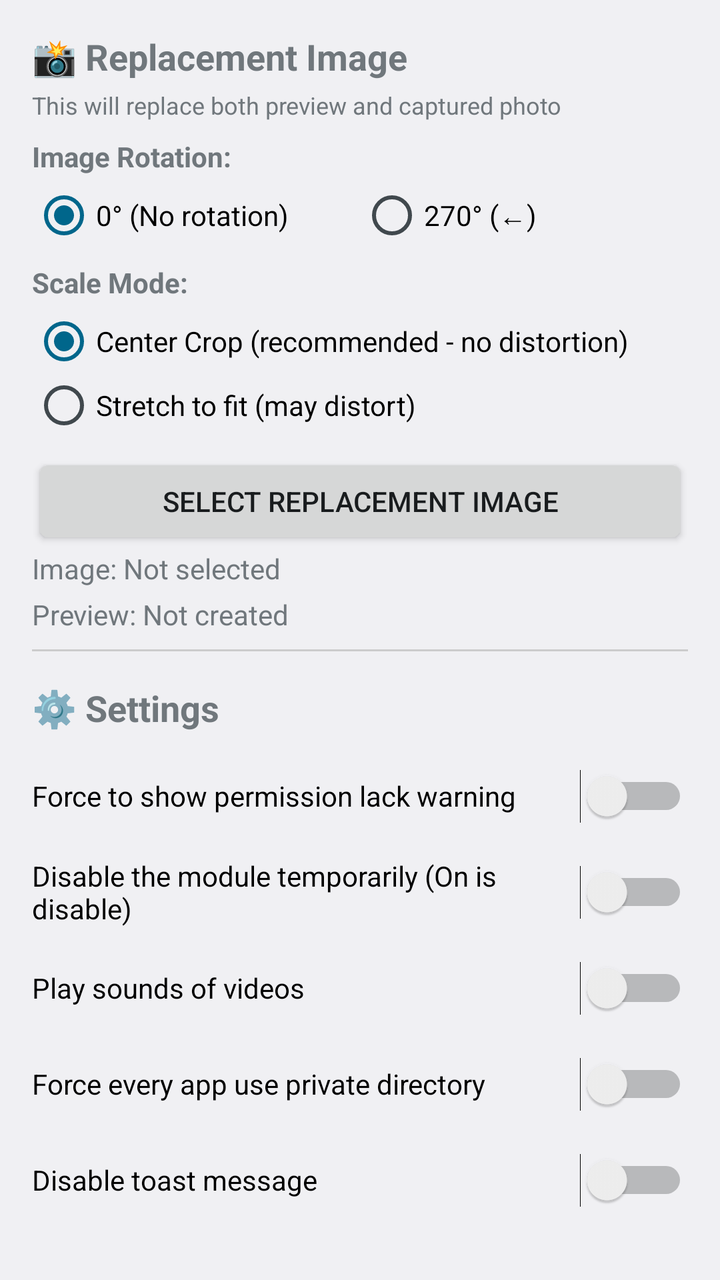
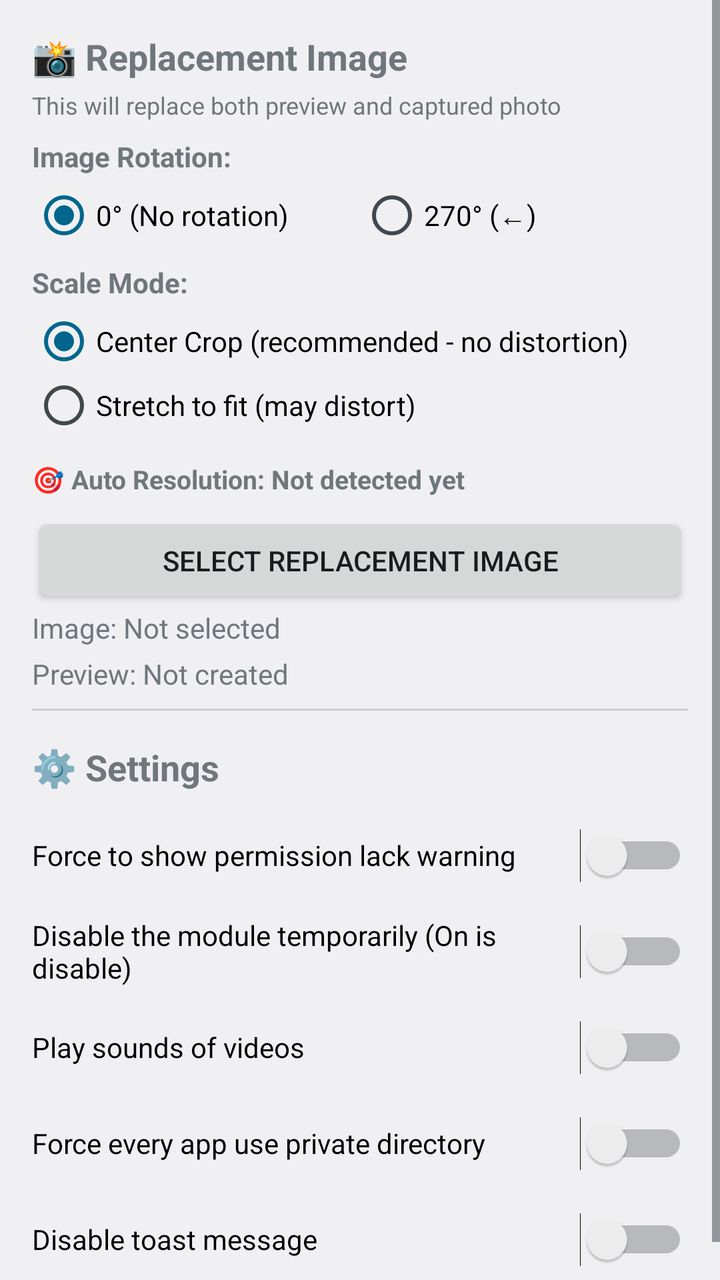

The first picture is an Android layout as it rendered before a commit; the second is the same layout after the commit. The layout source and the unified diff follow.
<!-- AndroidManifest.xml: activity theme Theme.ShuzukoCamera -->
<!-- res/layout/activity_main.xml -->
<?xml version="1.0" encoding="utf-8"?>
<ScrollView xmlns:android="http://schemas.android.com/apk/res/android"
    android:layout_width="wrap_content"
    android:layout_height="match_parent">

    <LinearLayout
        android:layout_width="match_parent"
        android:layout_height="wrap_content"
        android:orientation="vertical"
        android:padding="16dp">

        <TextView
            android:layout_width="match_parent"
            android:layout_height="wrap_content"
            android:text="📸 Replacement Image"
            android:textSize="18sp"
            android:textStyle="bold"
            android:layout_marginBottom="4dp" />

        <TextView
            android:layout_width="match_parent"
            android:layout_height="wrap_content"
            android:text="@string/info_text"
            android:textSize="12sp"
            android:layout_marginBottom="8dp" />

        <TextView
            android:layout_width="match_parent"
            android:layout_height="wrap_content"
            android:text="@string/rotation_label"
            android:textSize="14sp"
            android:textStyle="bold"
            android:layout_marginBottom="4dp" />

        <RadioGroup
            android:id="@+id/radioGroupRotation"
            android:layout_width="match_parent"
            android:layout_height="wrap_content"
            android:orientation="horizontal"
            android:layout_marginBottom="8dp">

            <RadioButton
                android:id="@+id/radioRotate0"
                android:layout_width="0dp"
                android:layout_height="wrap_content"
                android:layout_weight="1"
                android:text="0° (No rotation)"
                android:checked="true" />

            <RadioButton
                android:id="@+id/radioRotate270"
                android:layout_width="0dp"
                android:layout_height="wrap_content"
                android:layout_weight="1"
                android:text="270° (←)" />

        </RadioGroup>

        <TextView
            android:layout_width="match_parent"
            android:layout_height="wrap_content"
            android:text="@string/scale_mode_label"
            android:textSize="14sp"
            android:textStyle="bold"
            android:layout_marginBottom="4dp" />

        <RadioGroup
            android:id="@+id/radioGroupScaleMode"
            android:layout_width="match_parent"
            android:layout_height="wrap_content"
            android:orientation="vertical"
            android:layout_marginBottom="8dp">

            <RadioButton
                android:id="@+id/radioScaleCenterCrop"
                android:layout_width="wrap_content"
                android:layout_height="wrap_content"
                android:text="Center Crop (recommended - no distortion)"
                android:checked="true" />

            <RadioButton
                android:id="@+id/radioScaleStretch"
                android:layout_width="wrap_content"
                android:layout_height="wrap_content"
                android:text="Stretch to fit (may distort)" />

        </RadioGroup>

        <Button
            android:id="@+id/btnSelectImage"
            android:layout_width="match_parent"
            android:layout_height="wrap_content"
            android:text="@string/select_image" />

        <TextView
            android:id="@+id/txtImageStatus"
            android:layout_width="match_parent"
            android:layout_height="wrap_content"
            android:text="@string/image_status"
            android:textSize="14sp"
            android:layout_marginBottom="4dp" />

        <TextView
            android:id="@+id/txtVideoStatus"
            android:layout_width="match_parent"
            android:layout_height="wrap_content"
            android:text="@string/video_status"
            android:textSize="14sp"
            android:layout_marginBottom="8dp" />

        <View
            android:layout_width="match_parent"
            android:layout_height="1dp"
            android:background="#CCCCCC"
            android:layout_marginBottom="16dp" />

        <TextView
            android:layout_width="match_parent"
            android:layout_height="wrap_content"
            android:text="⚙️ Settings"
            android:textSize="18sp"
            android:textStyle="bold"
            android:layout_marginBottom="8dp" />

        <TableLayout
            android:layout_width="match_parent"
            android:layout_height="match_parent"
            android:visibility="visible">

            <TableRow
                android:layout_width="match_parent"
                android:layout_height="match_parent"
                android:minHeight="48dp">

                <Switch
                    android:id="@+id/switch1"
                    android:layout_width="wrap_content"
                    android:layout_height="match_parent"
                    android:text="@string/switch1" />
            </TableRow>

            <TableRow
                android:layout_width="match_parent"
                android:layout_height="match_parent"
                android:minHeight="48dp">

                <Switch
                    android:id="@+id/switch2"
                    android:layout_width="wrap_content"
                    android:layout_height="match_parent"
                    android:minHeight="48dp"
                    android:text="@string/switch2" />

            </TableRow>

            <TableRow
                android:layout_width="match_parent"
                android:layout_height="match_parent"
                android:minHeight="48dp">

                <Switch
                    android:id="@+id/switch3"
                    android:layout_width="wrap_content"
                    android:layout_height="match_parent"
                    android:minHeight="48dp"
                    android:text="@string/switch3" />
            </TableRow>

            <TableRow
                android:layout_width="match_parent"
                android:layout_height="match_parent"
                android:minHeight="48dp">

                <Switch
                    android:id="@+id/switch4"
                    android:layout_width="wrap_content"
                    android:layout_height="match_parent"
                    android:minHeight="48dp"
                    android:text="@string/switch4" />
            </TableRow>

            <TableRow
                android:layout_width="match_parent"
                android:layout_height="match_parent"
                android:minHeight="48dp">

                <Switch
                    android:id="@+id/switch5"
                    android:layout_width="wrap_content"
                    android:layout_height="match_parent"
                    android:minHeight="48dp"
                    android:text="@string/switch5" />
            </TableRow>

        </TableLayout>
    </LinearLayout>
</ScrollView>
<!-- resources referenced by this layout -->
<resources>
  <string name="image_status">Image: Not selected</string>
  <string name="info_text">This will replace both preview and captured photo</string>
  <string name="rotation_label">Image Rotation:</string>
  <string name="scale_mode_label">Scale Mode:</string>
  <string name="select_image">Select Replacement Image</string>
  <string name="switch1">Force to show permission lack warning</string>
  <string name="switch2">Disable the module temporarily (On is disable)</string>
  <string name="switch3">Play sounds of videos</string>
  <string name="switch4">Force every app use private directory</string>
  <string name="switch5">Disable toast message</string>
  <string name="video_status">Preview: Not created</string>
  <style name="Theme.ShuzukoCamera" parent="android:Theme.DeviceDefault.Light">
          <item name="android:windowNoTitle">true</item>
      </style>
</resources>

<!-- the commit's change to res/layout/activity_main.xml (unified diff, before → after) -->
@@ -86,6 +86,16 @@
 
         </RadioGroup>
 
+        <TextView
+            android:id="@+id/txtDetectedResolution"
+            android:layout_width="match_parent"
+            android:layout_height="wrap_content"
+            android:text="🎯 Auto Resolution: Not detected yet"
+            android:textSize="13sp"
+            android:textStyle="bold"
+            android:layout_marginTop="4dp"
+            android:layout_marginBottom="8dp" />
+
         <Button
             android:id="@+id/btnSelectImage"
             android:layout_width="match_parent"
